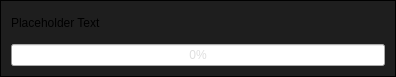
This is src/dialogs/progressdialog.ui in jahshaka/Studio as Qt 5 draws it before an edit. The edited form follows.
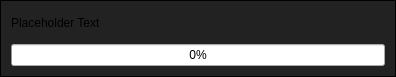
This is the edited form.

What changed in the file:
```diff
--- a/src/dialogs/progressdialog.ui
+++ b/src/dialogs/progressdialog.ui
@@ -15,12 +15,12 @@
   </property>
   <property name="styleSheet">
    <string notr="true">#ProgressDialog {
-	background: #1e1e1e;
+	background: #222;
 	border: 1px solid black;
 }
 
 #progressBar {
-	color: #DEDEDE;
+	/*color: #DEDEDE;*/
 }</string>
   </property>
   <layout class="QVBoxLayout" name="verticalLayout">
```
